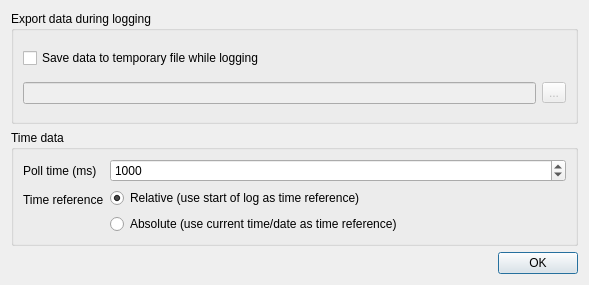
Before: the Qt Designer form src/dialogs/logdialog.ui in ModbusScope/ModbusScope, drawn with Qt 5.
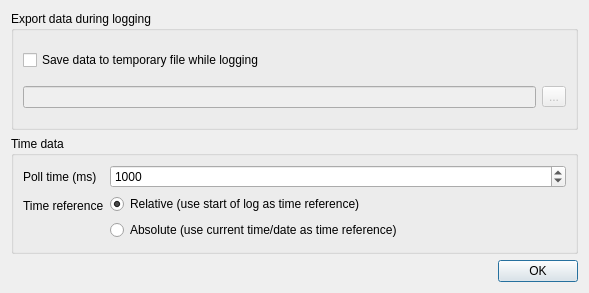
After: the same form once the commit is applied.

Patch:
```diff
--- a/src/dialogs/logdialog.ui
+++ b/src/dialogs/logdialog.ui
@@ -7,7 +7,7 @@
     <x>0</x>
     <y>0</y>
     <width>589</width>
-    <height>285</height>
+    <height>293</height>
    </rect>
   </property>
   <property name="windowTitle">
```
Left out of the diff: 4 changed lines with no effect on the pictures.
